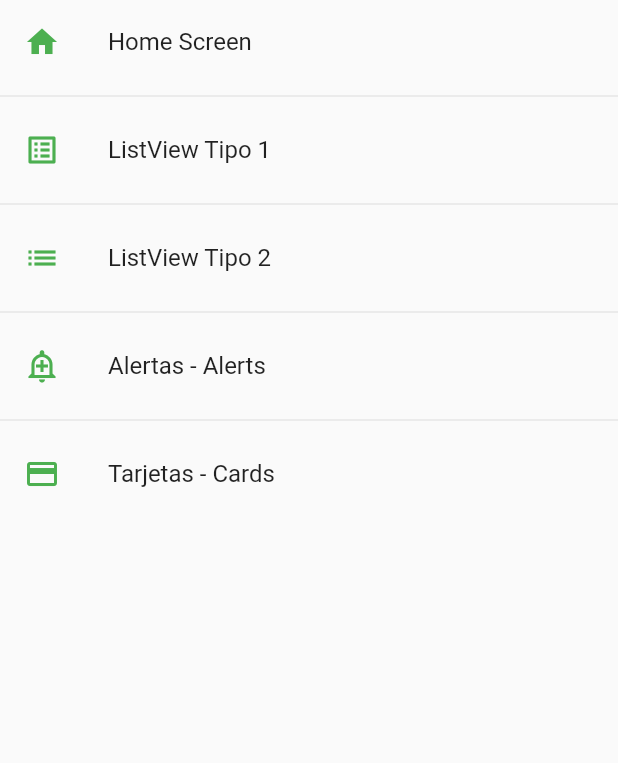
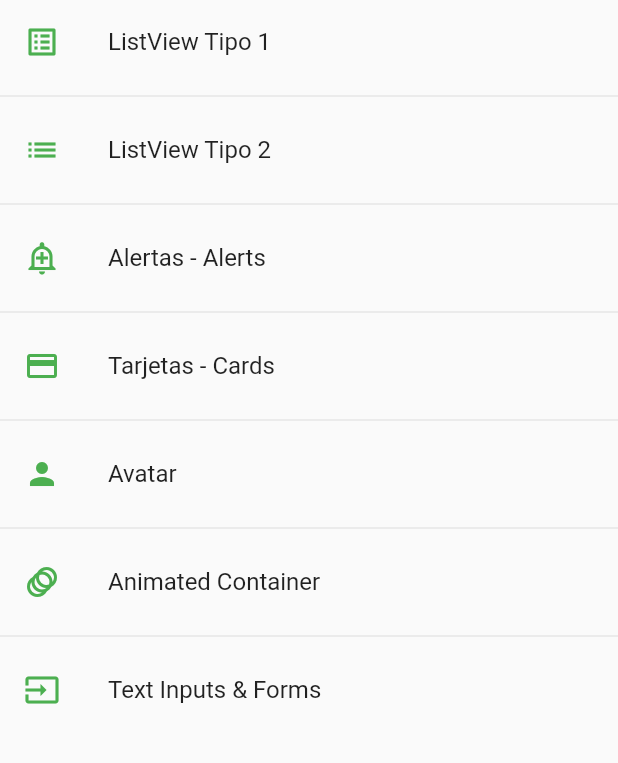
Before and after one commit to rocatoro18/componentes_app, a Flutter app: the screen it shows after launch, on a phone screen of 412 x 824 dp, the part 84-847 px from its top. Run offline on Flutter 3.47's test engine with Material 2 defaults, Android fonts, the phone set to English and light mode, and no system bars.

Commit message:
New componentes

```diff
--- a/lib/router/app_routes.dart
+++ b/lib/router/app_routes.dart
@@ -7,11 +7,11 @@ class AppRoutes {
 
   static final menuOptions = <MenuOption>[
     // TODO: borrar home
-    MenuOption(
+    /*MenuOption(
         route: 'home',
         name: 'Home Screen',
         screen: const HomeScreen(),
-        icon: Icons.home),
+        icon: Icons.home),*/
     MenuOption(
         route: 'listview1',
         name: 'ListView Tipo 1',
@@ -31,11 +31,27 @@ class AppRoutes {
         route: 'card',
         name: 'Tarjetas - Cards',
         screen: const CardScreen(),
-        icon: Icons.credit_card)
+        icon: Icons.credit_card),
+    MenuOption(
+        route: 'avatar',
+        name: 'Avatar',
+        screen: const AvatarScreen(),
+        icon: Icons.person),
+    MenuOption(
+        route: 'animated',
+        name: 'Animated Container',
+        screen: const AnimatedScreen(),
+        icon: Icons.animation),
+    MenuOption(
+        route: 'inputs',
+        name: 'Text Inputs & Forms',
+        screen: const InputsScreen(),
+        icon: Icons.input)
   ];
 
   static Map<String, Widget Function(BuildContext)> getAppRoutes() {
     Map<String, Widget Function(BuildContext)> appRoutes = {};
+    appRoutes.addAll({'home': (BuildContext context) => const HomeScreen()});
 
     for (var option in menuOptions) {
       appRoutes.addAll({option.route: (BuildContext context) => option.screen});
--- a/lib/screens/screens.dart
+++ b/lib/screens/screens.dart
@@ -3,3 +3,6 @@ export 'package:componentes_app/screens/card_screen.dart';
 export 'package:componentes_app/screens/alert_screen.dart';
 export 'package:componentes_app/screens/listview1_screen.dart';
 export 'package:componentes_app/screens/home_screen.dart';
+export 'package:componentes_app/screens/avatar_screen.dart';
+export 'package:componentes_app/screens/animated_screen.dart';
+export 'package:componentes_app/screens/inputs_screen.dart';
--- a/lib/theme/app_theme.dart
+++ b/lib/theme/app_theme.dart
@@ -6,7 +6,18 @@ class AppTheme {
       // Color primario
       primaryColor: Colors.indigo,
       // AppBar Theme
-      appBarTheme: const AppBarTheme(color: primary, elevation: 0));
+      appBarTheme: const AppBarTheme(color: primary, elevation: 0),
+      // TextButton Theme
+      textButtonTheme: TextButtonThemeData(
+          style: TextButton.styleFrom(foregroundColor: primary)),
+      // FloatingActionButton Theme
+      floatingActionButtonTheme: const FloatingActionButtonThemeData(
+          backgroundColor: primary, elevation: 5),
+      elevatedButtonTheme: ElevatedButtonThemeData(
+          style: ElevatedButton.styleFrom(
+              backgroundColor: primary,
+              shape: const StadiumBorder(),
+              elevation: 0)));
 
   static final ThemeData darkTheme = ThemeData.dark().copyWith(
       // Color primario
--- /dev/null
+++ b/lib/widgets/widgets.dart
@@ -0,0 +1,4 @@
+import 'package:componentes_app/widgets/custom_card_type_1.dart';
+
+export 'package:componentes_app/widgets/custom_card_type_1.dart';
+export 'package:componentes_app/widgets/custom_card_type_2.dart';
--- a/pubspec.yaml
+++ b/pubspec.yaml
@@ -60,8 +60,8 @@ flutter:
   uses-material-design: true
 
   # To add assets to your application, add an assets section, like this:
-  # assets:
-  #   - images/a_dot_burr.jpeg
+  assets:
+    - assets/
   #   - images/a_dot_ham.jpeg
 
   # An image asset can refer to one or more resolution-specific "variants", see
```
Also changed, not shown: lib/screens/alert_screen.dart (+84 -3 lines), lib/screens/animated_screen.dart (added, +68 -0 lines), lib/screens/avatar_screen.dart (added, +27 -0 lines), lib/screens/card_screen.dart (+39 -5 lines), lib/screens/inputs_screen.dart (added, +27 -0 lines), lib/widgets/custom_card_type_1.dart (added, +43 -0 lines), lib/widgets/custom_card_type_2.dart (added, +36 -0 lines), assets/cat-what.gif (added).
